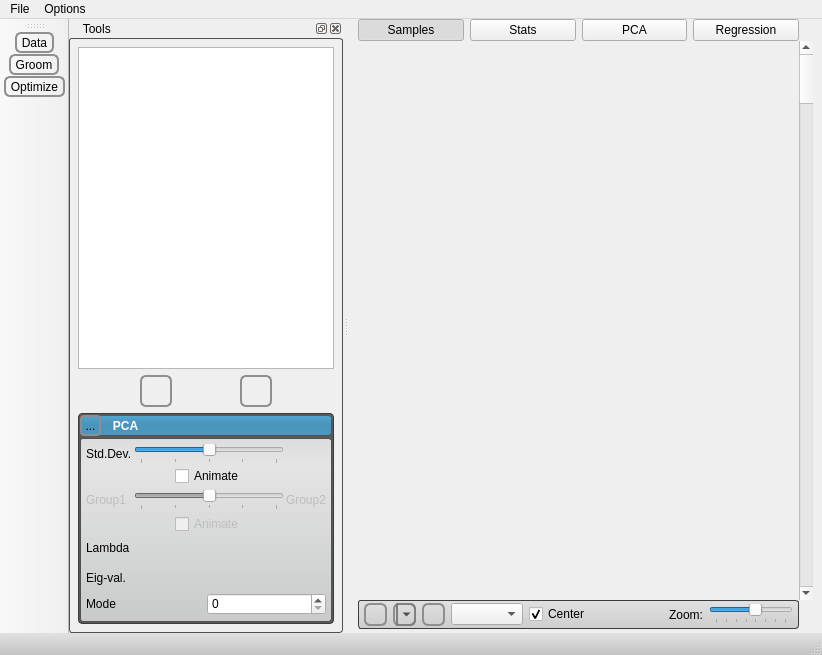
This is src/Application/ShapeWorksStudioApp.ui in SCIInstitute/ShapeWorks as Qt 5 draws it before an edit. The edited form follows.
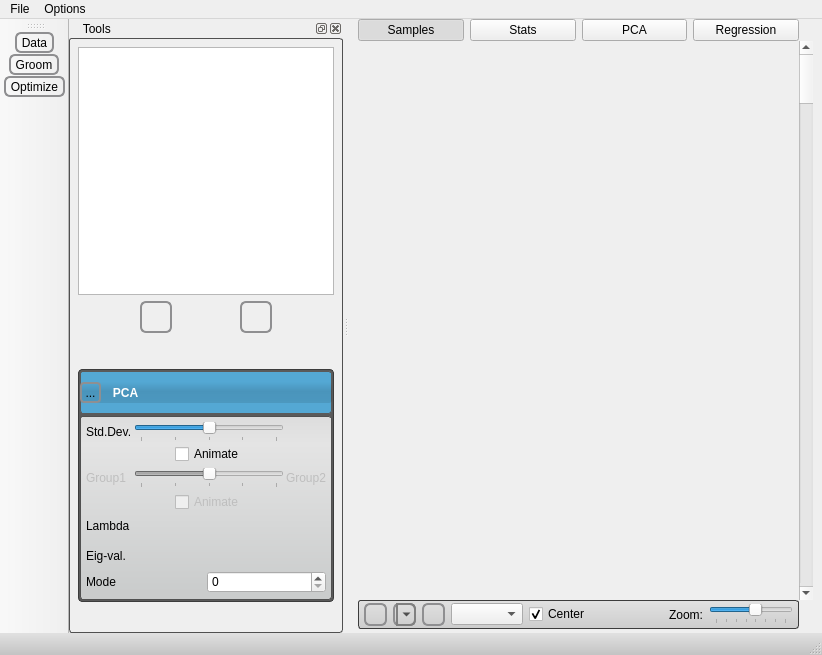
This is the edited form. Icons and pictures are not drawn. Custom widgets are drawn as their Qt base class.

What changed in the file:
```diff
--- a/src/Application/ShapeWorksStudioApp.ui
+++ b/src/Application/ShapeWorksStudioApp.ui
@@ -762,7 +762,20 @@
       </widget>
      </item>
      <item>
+      <widget class="QStackedWidget" name="lower_stacked_widget">
+       <property name="currentIndex">
+        <number>0</number>
+       </property>
+       <widget class="QWidget" name="page_2">
       <widget class="QWidget" name="pcaPanel" native="true">
+         <property name="geometry">
+          <rect>
+           <x>0</x>
+           <y>30</y>
+           <width>256</width>
+           <height>233</height>
+          </rect>
+         </property>
        <property name="sizePolicy">
         <sizepolicy hsizetype="Preferred" vsizetype="Fixed">
          <horstretch>0</horstretch>
@@ -1170,6 +1183,8 @@
          </widget>
         </item>
        </layout>
+        </widget>
+       </widget>
       </widget>
      </item>
     </layout>
```
Lines whose indentation alone changed are shown as unchanged.
